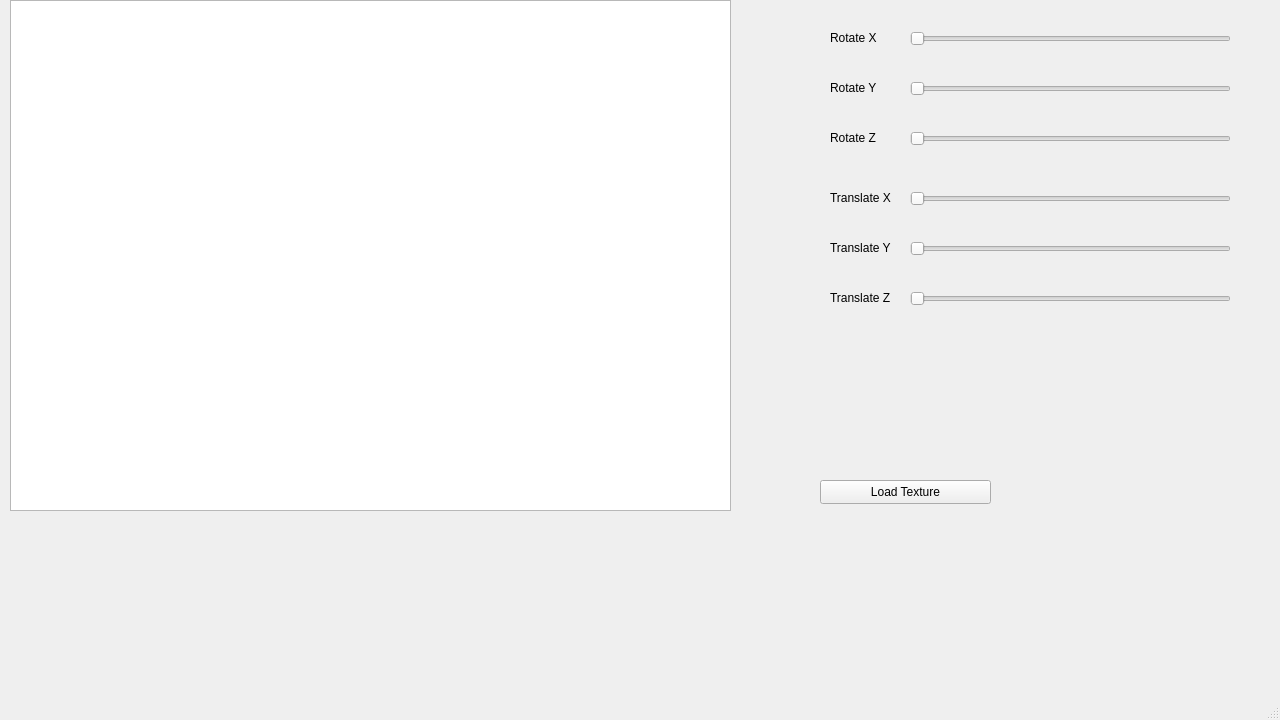
First picture: the form in mainwindow.ui, repository slash122/3D-Image-Animator, before the edit.
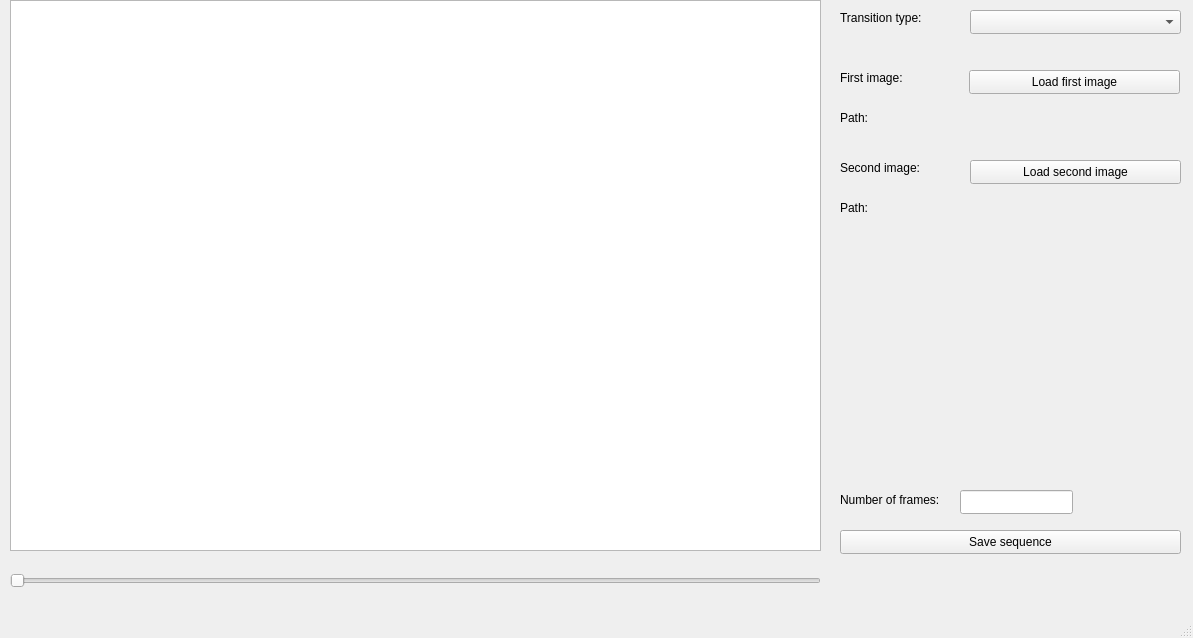
Second picture: the form after the edit.

Diff of the .ui file:
```diff
--- a/mainwindow.ui
+++ b/mainwindow.ui
@@ -6,8 +6,8 @@
    <rect>
     <x>0</x>
     <y>0</y>
-    <width>1280</width>
-    <height>720</height>
+    <width>1193</width>
+    <height>638</height>
    </rect>
   </property>
   <property name="windowTitle">
@@ -19,8 +19,8 @@
      <rect>
       <x>10</x>
       <y>0</y>
-      <width>721</width>
-      <height>511</height>
+      <width>811</width>
+      <height>551</height>
      </rect>
     </property>
     <property name="interactive">
@@ -30,173 +30,187 @@
    <widget class="QSlider" name="rotateY">
     <property name="geometry">
      <rect>
-      <x>910</x>
-      <y>80</y>
-      <width>321</width>
-      <height>18</height>
+      <x>10</x>
+      <y>570</y>
+      <width>811</width>
+      <height>21</height>
      </rect>
     </property>
+    <property name="maximum">
+     <number>100</number>
+    </property>
     <property name="orientation">
      <enum>Qt::Horizontal</enum>
     </property>
    </widget>
+   <widget class="QComboBox" name="comboBoxTransType">
+    <property name="geometry">
+     <rect>
+      <x>970</x>
+      <y>10</y>
+      <width>211</width>
+      <height>24</height>
+     </rect>
+    </property>
+    <property name="maxVisibleItems">
+     <number>20</number>
+    </property>
+   </widget>
    <widget class="QLabel" name="label">
     <property name="geometry">
      <rect>
-      <x>830</x>
-      <y>80</y>
-      <width>49</width>
+      <x>840</x>
+      <y>10</y>
+      <width>81</width>
       <height>16</height>
      </rect>
     </property>
     <property name="text">
-     <string>Rotate Y</string>
+     <string>Transition type:</string>
     </property>
    </widget>
    <widget class="QLabel" name="label_2">
     <property name="geometry">
      <rect>
-      <x>830</x>
-      <y>30</y>
-      <width>49</width>
+      <x>840</x>
+      <y>70</y>
+      <width>81</width>
       <height>16</height>
      </rect>
     </property>
     <property name="text">
-     <string>Rotate X</string>
-    </property>
-   </widget>
-   <widget class="QSlider" name="rotateX">
-    <property name="geometry">
-     <rect>
-      <x>910</x>
-      <y>30</y>
-      <width>321</width>
-      <height>18</height>
-     </rect>
-    </property>
-    <property name="orientation">
-     <enum>Qt::Horizontal</enum>
+     <string>First image:</string>
     </property>
    </widget>
    <widget class="QLabel" name="label_3">
     <property name="geometry">
      <rect>
-      <x>830</x>
-      <y>130</y>
-      <width>49</width>
+      <x>840</x>
+      <y>160</y>
+      <width>81</width>
       <height>16</height>
      </rect>
     </property>
     <property name="text">
-     <string>Rotate Z</string>
-    </property>
-   </widget>
-   <widget class="QSlider" name="rotateZ">
-    <property name="geometry">
-     <rect>
-      <x>910</x>
-      <y>130</y>
-      <width>321</width>
-      <height>18</height>
-     </rect>
-    </property>
-    <property name="orientation">
-     <enum>Qt::Horizontal</enum>
-    </property>
-   </widget>
-   <widget class="QPushButton" name="loadTexture">
-    <property name="geometry">
-     <rect>
-      <x>820</x>
-      <y>480</y>
-      <width>171</width>
-      <height>24</height>
-     </rect>
-    </property>
-    <property name="text">
-     <string>Load Texture</string>
+     <string>Second image:</string>
     </property>
    </widget>
    <widget class="QLabel" name="label_4">
     <property name="geometry">
      <rect>
-      <x>830</x>
-      <y>190</y>
-      <width>61</width>
+      <x>840</x>
+      <y>110</y>
+      <width>41</width>
       <height>16</height>
      </rect>
     </property>
     <property name="text">
-     <string>Translate X</string>
+     <string>Path: </string>
     </property>
    </widget>
    <widget class="QLabel" name="label_5">
     <property name="geometry">
      <rect>
-      <x>830</x>
-      <y>290</y>
-      <width>61</width>
+      <x>840</x>
+      <y>200</y>
+      <width>41</width>
       <height>16</height>
      </rect>
     </property>
     <property name="text">
-     <string>Translate Z</string>
+     <string>Path:</string>
     </property>
    </widget>
-   <widget class="QSlider" name="translateZ">
+   <widget class="QPushButton" name="pushButtonLoad1">
     <property name="geometry">
      <rect>
-      <x>910</x>
-      <y>290</y>
-      <width>321</width>
-      <height>18</height>
+      <x>969</x>
+      <y>70</y>
+      <width>211</width>
+      <height>24</height>
      </rect>
     </property>
-    <property name="orientation">
-     <enum>Qt::Horizontal</enum>
+    <property name="text">
+     <string>Load first image</string>
     </property>
    </widget>
-   <widget class="QSlider" name="translateX">
+   <widget class="QPushButton" name="pushButtonLoad2">
     <property name="geometry">
      <rect>
-      <x>910</x>
-      <y>190</y>
-      <width>321</width>
-      <height>18</height>
+      <x>970</x>
+      <y>160</y>
+      <width>211</width>
+      <height>24</height>
      </rect>
     </property>
-    <property name="orientation">
-     <enum>Qt::Horizontal</enum>
+    <property name="text">
+     <string>Load second image</string>
     </property>
    </widget>
    <widget class="QLabel" name="label_6">
     <property name="geometry">
      <rect>
-      <x>830</x>
-      <y>240</y>
-      <width>61</width>
+      <x>890</x>
+      <y>110</y>
+      <width>291</width>
       <height>16</height>
      </rect>
     </property>
     <property name="text">
-     <string>Translate Y</string>
+     <string/>
     </property>
    </widget>
-   <widget class="QSlider" name="translateY">
+   <widget class="QLabel" name="path2Image">
     <property name="geometry">
      <rect>
-      <x>910</x>
-      <y>240</y>
-      <width>321</width>
-      <height>18</height>
+      <x>890</x>
+      <y>200</y>
+      <width>291</width>
+      <height>16</height>
      </rect>
     </property>
-    <property name="orientation">
-     <enum>Qt::Horizontal</enum>
+    <property name="text">
+     <string/>
+    </property>
+   </widget>
+   <widget class="QPushButton" name="pushButtonSave">
+    <property name="geometry">
+     <rect>
+      <x>840</x>
+      <y>530</y>
+      <width>341</width>
+      <height>24</height>
+     </rect>
+    </property>
+    <property name="text">
+     <string>Save sequence</string>
+    </property>
+   </widget>
+   <widget class="QLineEdit" name="lineEditNumOfFrames">
+    <property name="geometry">
+     <rect>
+      <x>960</x>
+      <y>490</y>
+      <width>113</width>
+      <height>24</height>
+     </rect>
+    </property>
+   </widget>
+   <widget class="QLabel" name="label_8">
+    <property name="geometry">
+     <rect>
+      <x>840</x>
+      <y>490</y>
+      <width>101</width>
+      <height>20</height>
+     </rect>
+    </property>
+    <property name="text">
+     <string>Number of frames:</string>
     </property>
    </widget>
   </widget>
+  <widget class="QStatusBar" name="statusbar"/>
   <widget class="QMenuBar" name="menubar">
    <property name="geometry">
     <rect>
@@ -207,7 +221,6 @@
     </rect>
    </property>
   </widget>
-  <widget class="QStatusBar" name="statusbar"/>
  </widget>
  <resources/>
  <connections/>
```
Left out of the diff: 6 changed lines with no effect on the pictures.
